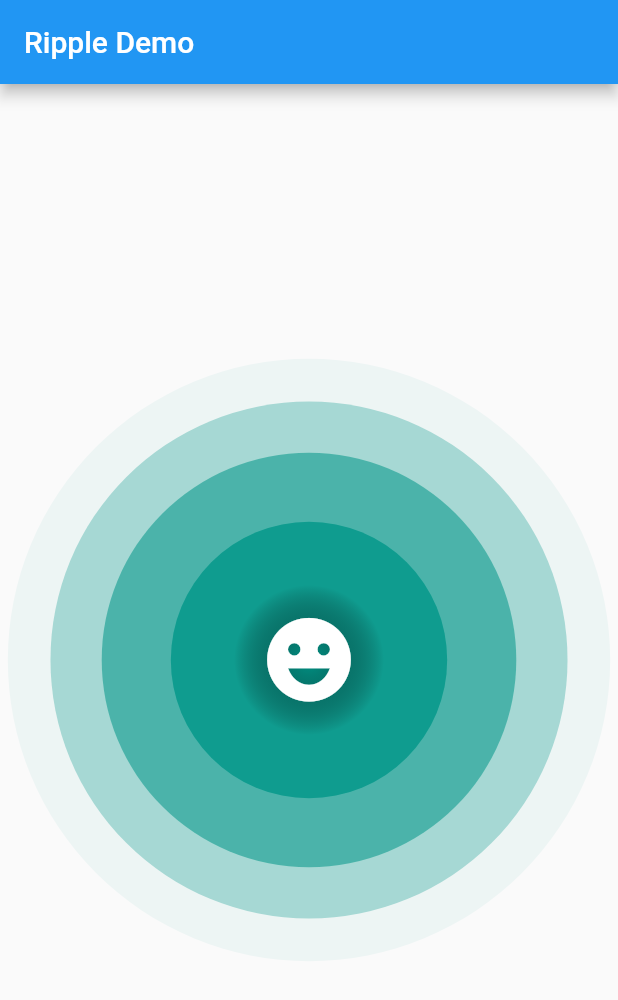
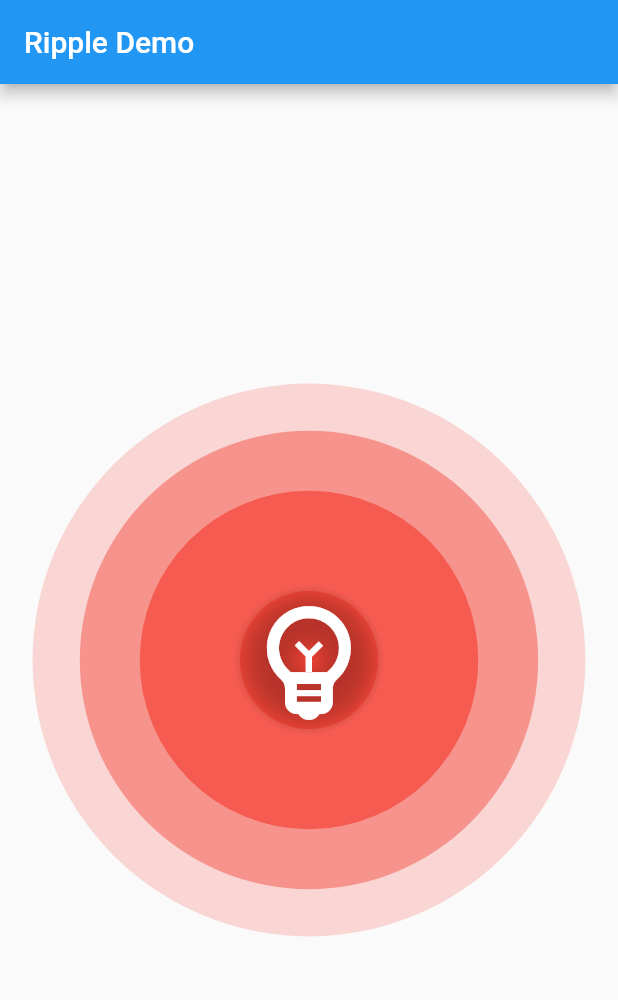
Before and after one commit to dtilhoo/ripple_wave, a Flutter app: the screen it shows after launch, on a phone screen of 412 x 824 dp. Shown: the top 1000 px of the screen. Run offline on Flutter 3.47's test engine with Material 2 defaults, Android fonts, the phone set to English and light mode, and no system bars.

```diff
--- a/example/lib/main.dart
+++ b/example/lib/main.dart
@@ -30,11 +30,10 @@ class MyHomePage extends StatelessWidget {
       appBar: AppBar(
         title: const Text("Ripple Demo"),
       ),
-      body: RippleWave(
-        childTween: Tween(begin: 0.2, end: 1),
-        duration: const Duration(seconds: 1),
-        child: const Icon(
-          Icons.emoji_emotions,
+      body: const RippleWave(
+        color: Colors.red,
+        child: Icon(
+          Icons.emoji_objects_outlined,
           size: 100,
           color: Colors.white,
         ),
```
Also changed, not shown: 1 other file.
